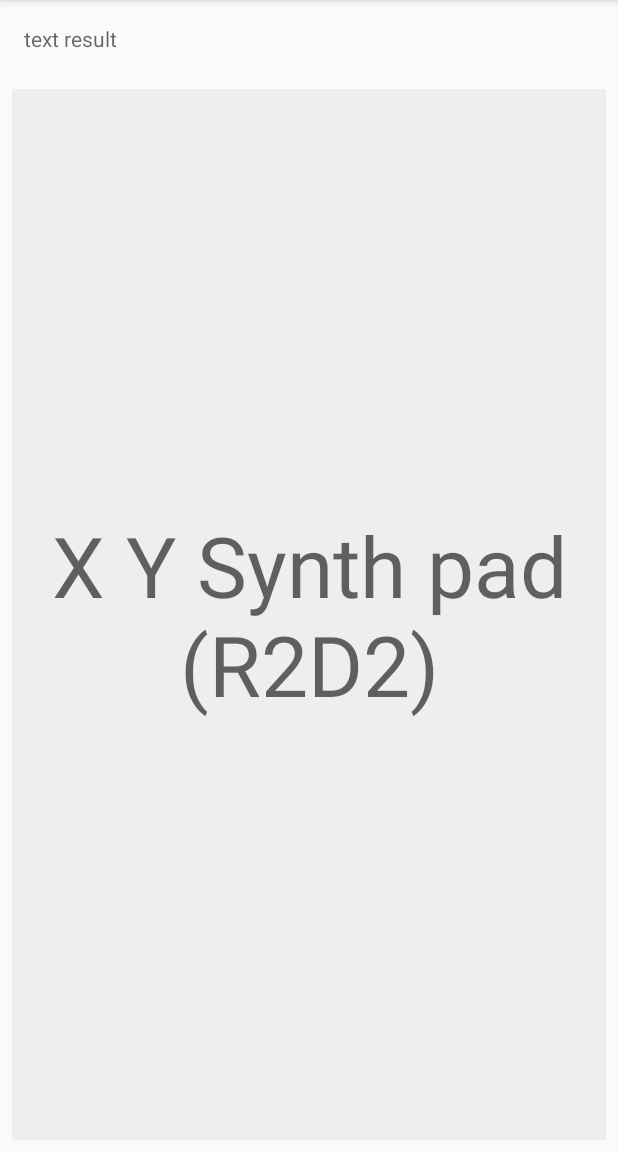
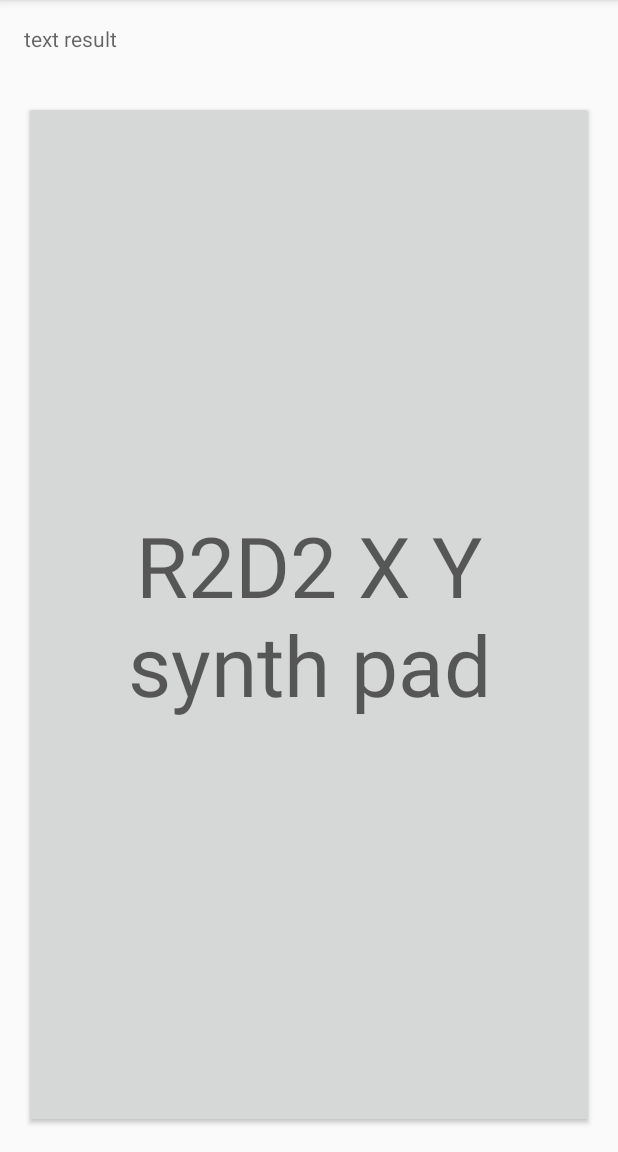
Before and after one commit to djonus/lupe, an Android app: the screen it shows after launch (MainActivity), on a phone screen of 412 x 824 dp, the part 84-1236 px from its top. Run offline under Robolectric (Android 15) with nearby library versions, the phone set to English and light mode, and no system bars; 4 statements that could not run were skipped.

Commit message:
R2D2 synth: update pad view ui

```diff
--- a/app/src/main/res/layout/activity_main.xml
+++ b/app/src/main/res/layout/activity_main.xml
@@ -16,15 +16,14 @@
         app:layout_constraintStart_toStartOf="parent"
         app:layout_constraintTop_toTopOf="parent" />
 
-    <TextView
+    <Button
         android:id="@+id/synth_pad"
         android:layout_width="0dp"
         android:layout_height="0dp"
-        android:layout_margin="8dp"
-        android:background="#EEEEEE"
+        android:layout_margin="16dp"
         android:gravity="center"
-        android:padding="16dp"
-        android:text="X Y Synth pad (R2D2)"
+        android:padding="24dp"
+        android:text="R2D2 X Y synth pad"
         android:textAppearance="@style/TextAppearance.AppCompat.Display3"
         app:layout_constraintBottom_toBottomOf="parent"
         app:layout_constraintEnd_toEndOf="parent"
```
